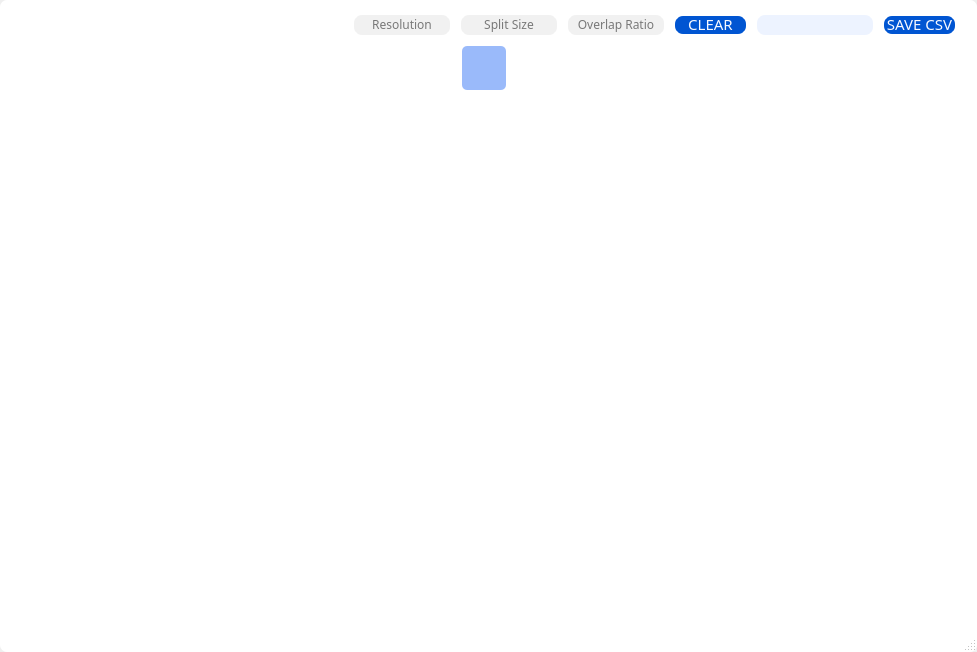
Old version of the form GUI/palm/dialog_palm.ui in the repository sodinfeliz/ai-assistant-tools.
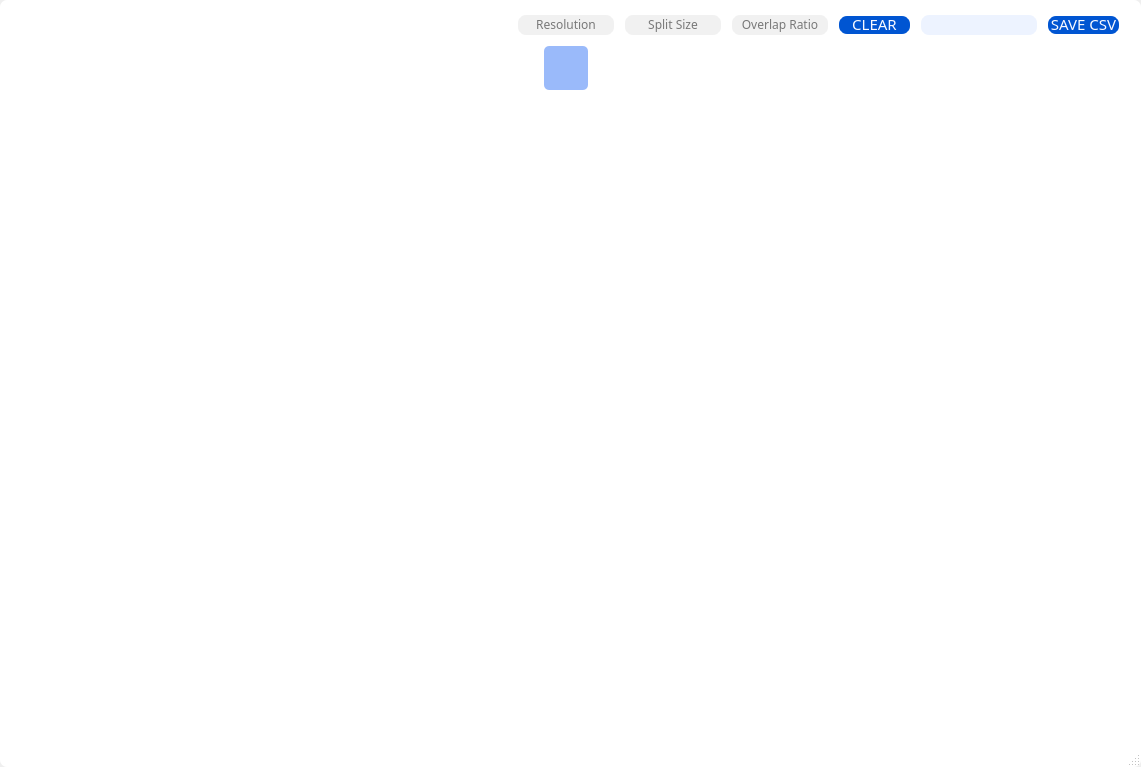
New version of the form. Icons and pictures are not drawn.

Commit message: Movable palm GUI.

The edit to the form file:
```diff
--- a/GUI/palm/dialog_palm.ui
+++ b/GUI/palm/dialog_palm.ui
@@ -6,8 +6,8 @@
    <rect>
     <x>0</x>
     <y>0</y>
-    <width>977</width>
-    <height>652</height>
+    <width>1141</width>
+    <height>767</height>
    </rect>
   </property>
   <property name="windowTitle">
```
The commit also changes 2 other files.
